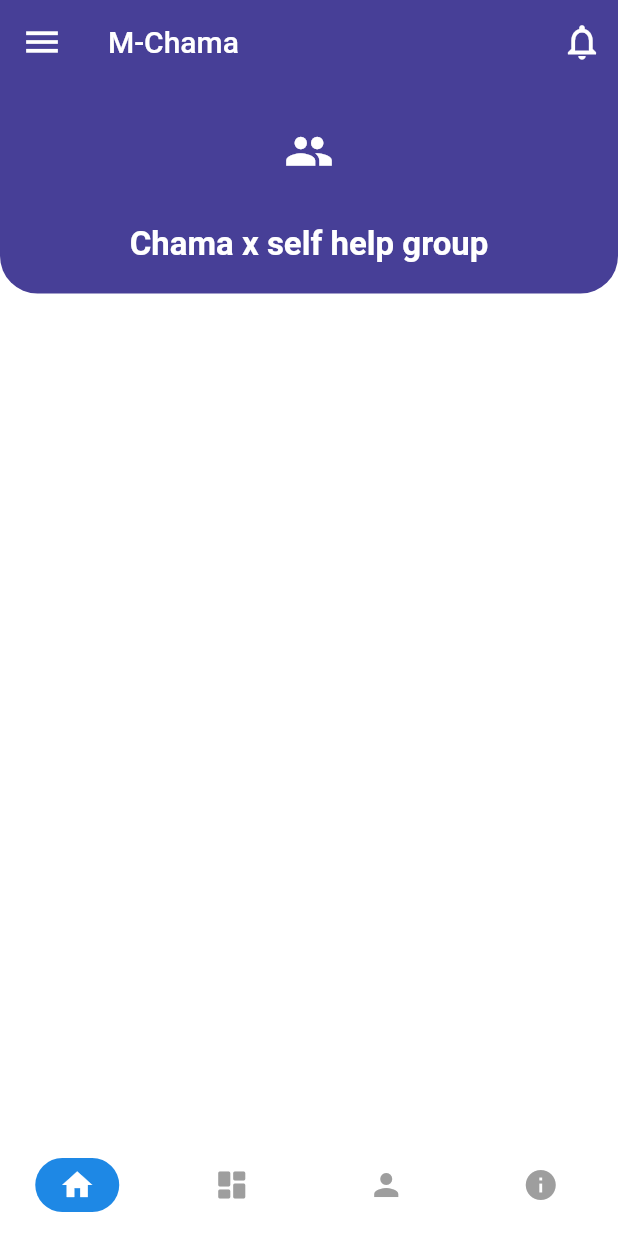
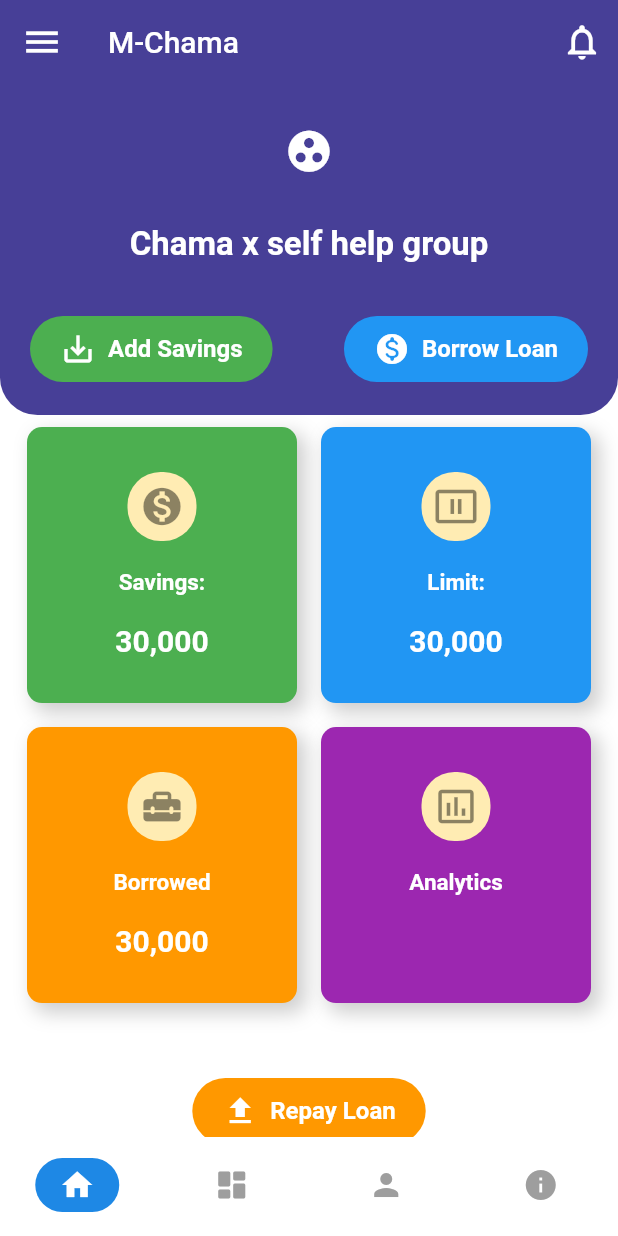
Before and after one commit to gichimux/chama-app-frontend, a Flutter app: the screen it shows after launch, on a phone screen of 412 x 824 dp. Run offline on Flutter 3.47's test engine with Material 2 defaults, Android fonts, the phone set to English and light mode, and no system bars; our stand-ins replace flutter_svg.

Commit message:
create member dashboard grid

```diff
--- a/lib/screens/home_screen.dart
+++ b/lib/screens/home_screen.dart
@@ -2,6 +2,8 @@ import 'package:flutter/material.dart';
 import 'package:chama_app_ui/config/palette.dart';
 import 'package:chama_app_ui/config/styles.dart';
 import 'package:chama_app_ui/widgets/widgets.dart';
+import 'package:chama_app_ui/data/data.dart';
+import 'package:flutter_svg/flutter_svg.dart';
 
 class HomeScreen extends StatefulWidget {
   @override
@@ -18,6 +20,13 @@ class _HomeScreenState extends State<HomeScreen> {
         physics: ClampingScrollPhysics(),
         slivers: <Widget>[
           _buildHeader(screenHeight),
+           SliverPadding(
+            padding: const EdgeInsets.symmetric(horizontal: 10.0),
+            sliver: SliverToBoxAdapter(
+              child: StatsGrid(),
+            ),
+          ),
+          _repayButton(screenHeight),
         ],
       ),
     );
@@ -41,20 +50,18 @@ class _HomeScreenState extends State<HomeScreen> {
               mainAxisAlignment: MainAxisAlignment.center,
               children: <Widget>[
                 IconButton(
-                icon: const Icon(Icons.people),
-                iconSize: 33.0,
-                color: Colors.white,
-                onPressed: () {},
-
-        ),
+                  icon: const Icon(Icons.group_work),
+                  iconSize: 33.0,
+                  color: Colors.white,
+                  onPressed: () {},
+                ),
               ],
             ),
             SizedBox(height: screenHeight * 0.03),
-            Row(
+            Column(
               crossAxisAlignment: CrossAxisAlignment.center,
               mainAxisAlignment: MainAxisAlignment.center,
               children: <Widget>[
-
                 Text(
                   'Chama x self help group',
                   style: const TextStyle(
@@ -64,8 +71,52 @@ class _HomeScreenState extends State<HomeScreen> {
                   ),
                 ),
                 SizedBox(height: screenHeight * 0.01),
-
                 SizedBox(height: screenHeight * 0.03),
+                Row(
+                  mainAxisAlignment: MainAxisAlignment.spaceBetween,
+                  children: <Widget>[
+                    FlatButton.icon(
+                      padding: const EdgeInsets.symmetric(
+                        vertical: 10.0,
+                        horizontal: 20.0,
+                      ),
+                      onPressed: () {},
+                      color: Colors.green,
+                      shape: RoundedRectangleBorder(
+                        borderRadius: BorderRadius.circular(30.0),
+                      ),
+                      icon: const Icon(
+                        Icons.save_alt,
+                        color: Colors.white,
+                      ),
+                      label: Text(
+                        'Add Savings',
+                        style: Styles.buttonTextStyle,
+                      ),
+                      textColor: Colors.white,
+                    ),
+                    FlatButton.icon(
+                      padding: const EdgeInsets.symmetric(
+                        vertical: 10.0,
+                        horizontal: 20.0,
+                      ),
+                      onPressed: () {},
+                      color: Colors.blue,
+                      shape: RoundedRectangleBorder(
+                        borderRadius: BorderRadius.circular(30.0),
+                      ),
+                      icon: const Icon(
+                        Icons.monetization_on_rounded,
+                        color: Colors.white,
+                      ),
+                      label: Text(
+                        'Borrow Loan',
+                        style: Styles.buttonTextStyle,
+                      ),
+                      textColor: Colors.white,
+                    ),
+                  ],
+                ),
               ],
             )
           ],
@@ -74,3 +125,48 @@ class _HomeScreenState extends State<HomeScreen> {
     );
   }
 }
+
+SliverToBoxAdapter _repayButton(double screenHeight) {
+  return SliverToBoxAdapter(
+    child: Container(
+      padding: const EdgeInsets.all(20.0),
+
+      child: Column(
+        crossAxisAlignment: CrossAxisAlignment.start,
+        children: <Widget>[
+          const SizedBox(height: 20.0),
+
+          Row(
+            mainAxisAlignment: MainAxisAlignment.spaceAround,
+
+                      children: <Widget>[
+
+                     FlatButton.icon(
+                      padding: const EdgeInsets.symmetric(
+                        vertical: 10.0,
+                        horizontal: 20.0,
+                      ),
+                      onPressed: () {},
+                      color: Colors.orange,
+                      shape: RoundedRectangleBorder(
+                        borderRadius: BorderRadius.circular(30.0),
+                      ),
+                      icon: const Icon(
+                        Icons.upload_sharp,
+                        color: Colors.white,
+                      ),
+                      label: Text(
+                        'Repay Loan',
+                        style: Styles.buttonTextStyle,
+                      ),
+                      textColor: Colors.white,
+                    ),
+
+                      ],
+                    ),
+
+        ],
+      ),
+    ),
+  );
+}
--- /dev/null
+++ b/lib/widgets/member_dashboard_cards.dart
@@ -0,0 +1,105 @@
+import 'package:flutter/material.dart';
+
+class StatsGrid extends StatelessWidget {
+  @override
+  Widget build(BuildContext context) {
+    return Container(
+      height: 400.0,
+      child: Column(
+        children: <Widget>[
+          Flexible(
+            child: Row(
+              children: <Widget>[
+                _buildStatCard(Icons.monetization_on, 'Savings:', '30,000', Colors.green),
+                _buildStatCard(Icons.pause_presentation, 'Limit:', '30,000', Colors.blue),
+              ],
+            ),
+          ),
+          Flexible(
+            child: Row(
+              children: <Widget>[
+                _buildStatCard(Icons.home_repair_service_rounded, 'Borrowed', '30,000', Colors.orange),
+                _buildStatCard(Icons.insert_chart_outlined, 'Analytics', '', Colors.purple),
+              ],
+            ),
+          ),
+        ],
+      ),
+    );
+  }
+
+  Expanded _buildStatCard(IconData icon, String label, String count, MaterialColor color) {
+    return Expanded(
+      child: Container(
+
+        margin: const EdgeInsets.all(8.0),
+        padding: const EdgeInsets.all(30.0),
+        decoration: BoxDecoration(
+          boxShadow: [
+      BoxShadow(
+        color: Colors.grey.withOpacity(.5),
+        blurRadius: 10.0, // soften the shadow
+        spreadRadius: 1.0, //extend the shadow
+        offset: Offset(
+          5.0, // Move to right 10  horizontally
+          5.0, // Move to bottom 10 Vertically
+        ),
+      )
+    ],
+          color: color,
+          borderRadius: BorderRadius.circular(10.0),
+        ),
+        child: Center(
+        child: Column(
+          mainAxisAlignment: MainAxisAlignment.spaceBetween,
+          crossAxisAlignment: CrossAxisAlignment.start,
+          children: <Widget>[
+            Center(
+                      child:
+            Material(
+
+                    color: new Color(0xFFFFECB3),
+                    borderRadius: BorderRadius.circular(22.0),
+
+                    child: Padding(
+                      padding: const EdgeInsets.all(8.0),
+
+                      child: Icon(
+                        icon,
+                      color: Colors.black45,
+                      size: 30.0,
+                      ),
+                    ),
+                  ),
+            ),
+
+            Center(
+                      child:
+                      Text(
+                      label,
+                      style: const TextStyle(
+                      color: Colors.white,
+                      fontSize: 15.0,
+                      fontWeight: FontWeight.w600,
+              ),
+            ),
+            ),
+
+            Center(
+              child:
+            Text(
+              count,
+              style: const TextStyle(
+                color: Colors.white,
+                fontSize: 20.0,
+                fontWeight: FontWeight.bold,
+              ),
+            ),
+            ),
+          ],
+        ),
+      ),
+      ),
+    );
+  }
+}
--- a/lib/widgets/widgets.dart
+++ b/lib/widgets/widgets.dart
@@ -1 +1,2 @@
 export 'custom_app_bar.dart';
+export 'member_dashboard_cards.dart';
--- a/pubspec.yaml
+++ b/pubspec.yaml
@@ -30,6 +30,7 @@ dependencies:
   cupertino_icons: ^1.0.2
   flutter_staggered_grid_view: ^0.4.0
   bubble_tab_indicator: ^0.1.6
+  flutter_svg: ^0.22.0
 
 dev_dependencies:
   flutter_test:
```
Also changed, not shown: lib/data/data.dart (added).
